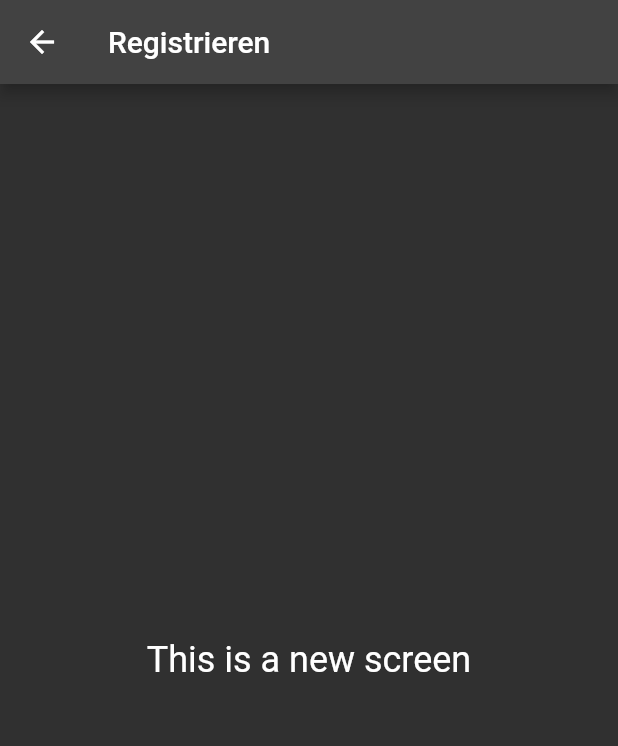
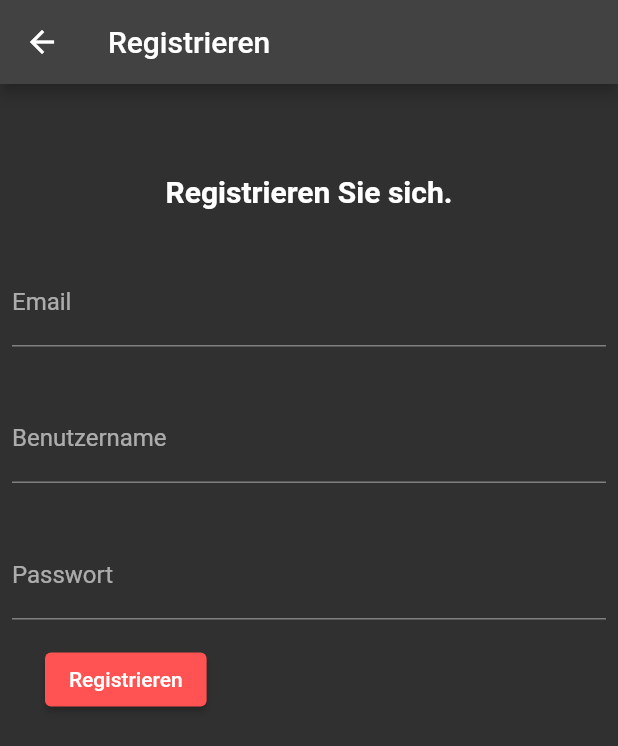
Before and after one commit to luzzisttoll/Passwortmanager, a Flutter app: the register screen opened directly, on a phone screen of 412 x 824 dp. Shown: the top 746 px of the screen. Run offline on Flutter 3.47's test engine with Material 2 defaults, Android fonts, the phone set to English and light mode, and no system bars.

Commit message:
register
design

```diff
--- a/lib/register.dart
+++ b/lib/register.dart
@@ -4,11 +4,69 @@ class register extends StatelessWidget {
   @override
   Widget build(BuildContext context) {
     return Scaffold(
-      appBar:AppBar(title: Text('Registrieren')),
-      body: Center(
-        child: Text(
-          'This is a new screen',
-          style: TextStyle(fontSize: 24.0)
+      appBar:AppBar(
+        title: const Text('Registrieren')
+        ),
+     body: Center(
+        child: Column(
+          children: [
+              Column(
+                mainAxisAlignment: MainAxisAlignment.center,
+                children: <Widget>[
+                  const Text(
+                      "Registrieren Sie sich.",
+                      style: TextStyle(
+                          fontWeight: FontWeight.bold, fontSize: 20, height: 5)
+                  ),
+
+                  Padding(
+                    padding: const EdgeInsets.symmetric(
+                        horizontal: 8, vertical: 16),
+                    child: TextFormField(
+                        decoration: const InputDecoration(
+                          border: UnderlineInputBorder(),
+                          labelText: 'Email',
+                        )
+                    ),
+                  ),
+                  Padding(
+                    padding: const EdgeInsets.symmetric(
+                        horizontal: 8, vertical: 16),
+                    child: TextFormField(
+                        decoration: const InputDecoration(
+                          border: UnderlineInputBorder(),
+                          labelText: 'Benutzername',
+                        )
+                    ),
+                  ),
+                  Padding(
+                    padding: const EdgeInsets.symmetric(
+                        horizontal: 8, vertical: 16),
+                    child: TextFormField(
+                        decoration: const InputDecoration(
+                          border: UnderlineInputBorder(),
+                          labelText: 'Passwort',
+                        )
+                    ),
+                  ),
+                ],
+              ),
+            Row(
+              crossAxisAlignment: CrossAxisAlignment.center,
+              children: <Widget>[
+                const SizedBox(width: 30),
+                ElevatedButton(
+                  child: const Text("Registrieren"),
+                  style: ElevatedButton.styleFrom(
+                  primary: Colors.redAccent,
+                  ),
+                  onPressed: () {
+                   null;
+                  },
+                ),
+              ],
+            )
+          ],
         ),
       ),
     );
```
Also changed, not shown: lib/main.dart (line endings or trailing spaces).
